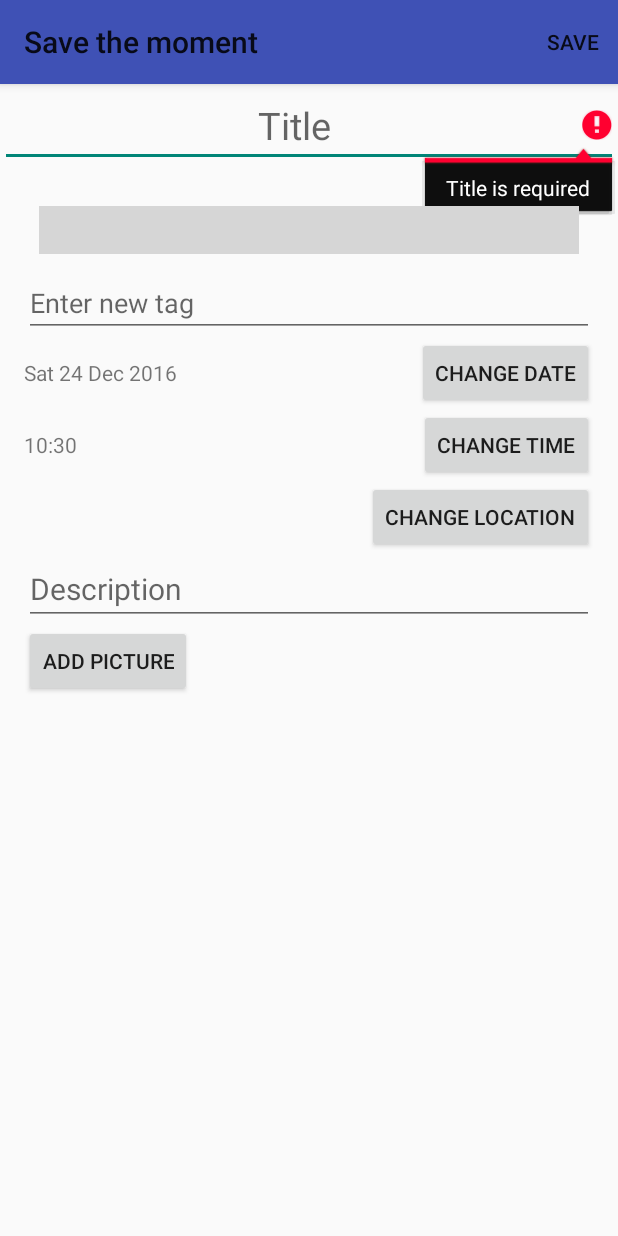
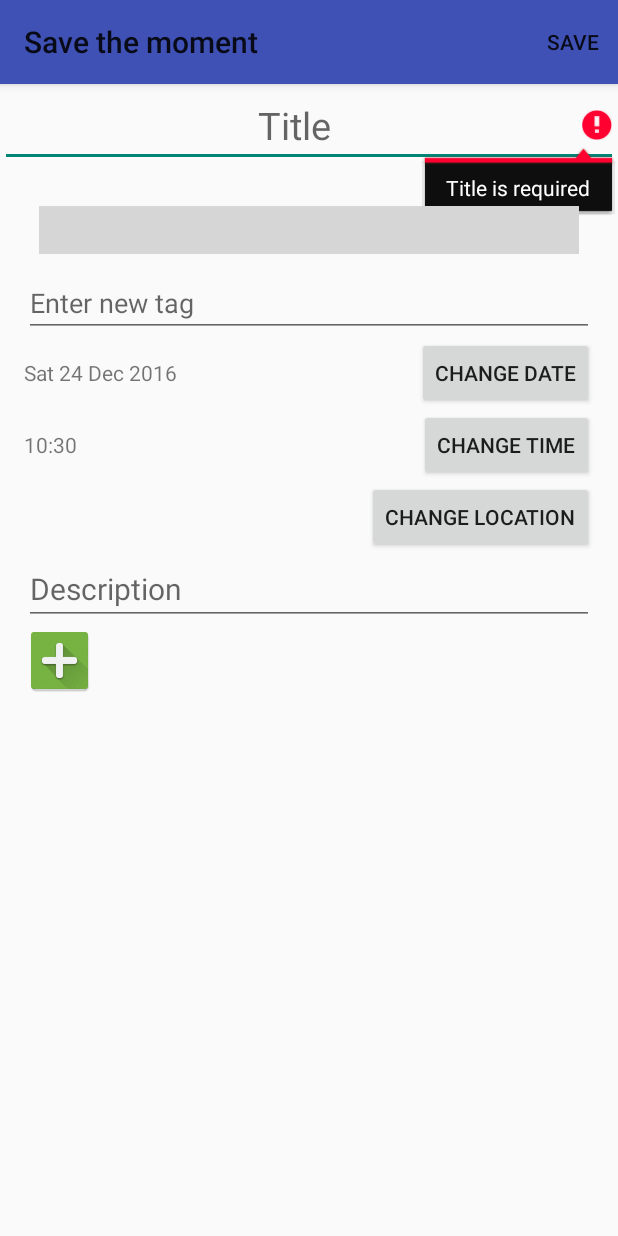
Before and after one commit to eshcherbin/save-the-moment, an Android app: the MomentEditorActivity screen opened directly, with no data from a screen before it, on a phone screen of 412 x 824 dp. Run offline under Robolectric (Android 15) with nearby library versions, the phone set to English and light mode, and no system bars; libraries missing offline, so code that uses them is left out: com.cunoraz.tagview; plain views replace TagView; 5 statements that could not run were skipped; grey boxes are pictures that could not be loaded.

Commit message:
Changed "add picture" button to image button

```diff
--- a/app/src/main/java/ru/spbau/savethemoment/ui/MomentEditorActivity.java
+++ b/app/src/main/java/ru/spbau/savethemoment/ui/MomentEditorActivity.java
@@ -65,7 +65,7 @@ public class MomentEditorActivity extends AppCompatActivity {
     private Button editDate;
     private Button editTime;
     private Button editLocation;
-    private Button addPicture;
+    private ImageButton addPicture;
     private LinearLayout layoutMedia;
     private TagView tags;
     private Context context;
@@ -289,7 +289,7 @@ public class MomentEditorActivity extends AppCompatActivity {
     private void initMedia() {
         layoutMedia = (LinearLayout) findViewById(R.id.linearlayout_momenteditor_media);
 
-        addPicture = (Button) findViewById(R.id.button_momenteditor_addpicture);
+        addPicture = (ImageButton) findViewById(R.id.imagebutton_momenteditor_addpicture);
         addPicture.setOnClickListener(new View.OnClickListener() {
             @Override
             public void onClick(View v) {
--- a/app/src/main/res/layout/activity_momenteditor.xml
+++ b/app/src/main/res/layout/activity_momenteditor.xml
@@ -116,12 +116,13 @@
                 android:id="@+id/edittext_momenteditor_description"
                 android:layout_weight="1" />
 
-            <Button
+            <ImageButton
                 android:layout_width="wrap_content"
                 android:layout_height="wrap_content"
                 android:gravity="center"
-                android:id="@+id/button_momenteditor_addpicture"
-                android:text="@string/button_momenteditor_addpicture_text"/>
+                android:id="@+id/imagebutton_momenteditor_addpicture"
+                android:src="@mipmap/ic_add_plus_button"
+                android:background="@null"/>
 
             <LinearLayout
                 android:layout_width="match_parent"
```
Also changed, not shown: app/src/main/res/mipmap-hdpi/ic_add_plus_button.png (added), app/src/main/res/mipmap-mdpi/ic_add_plus_button.png (added), app/src/main/res/mipmap-xhdpi/ic_add_plus_button.png (added), app/src/main/res/mipmap-xxhdpi/ic_add_plus_button.png (added), app/src/main/res/mipmap-xxxhdpi/ic_add_plus_button.png (added).
